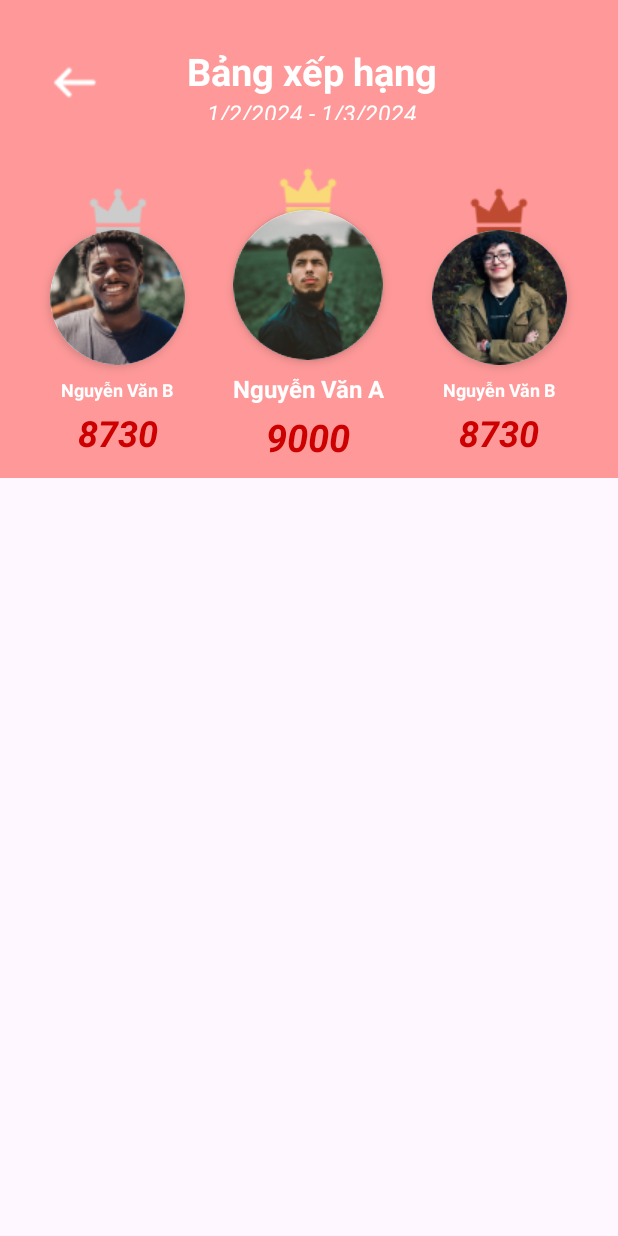
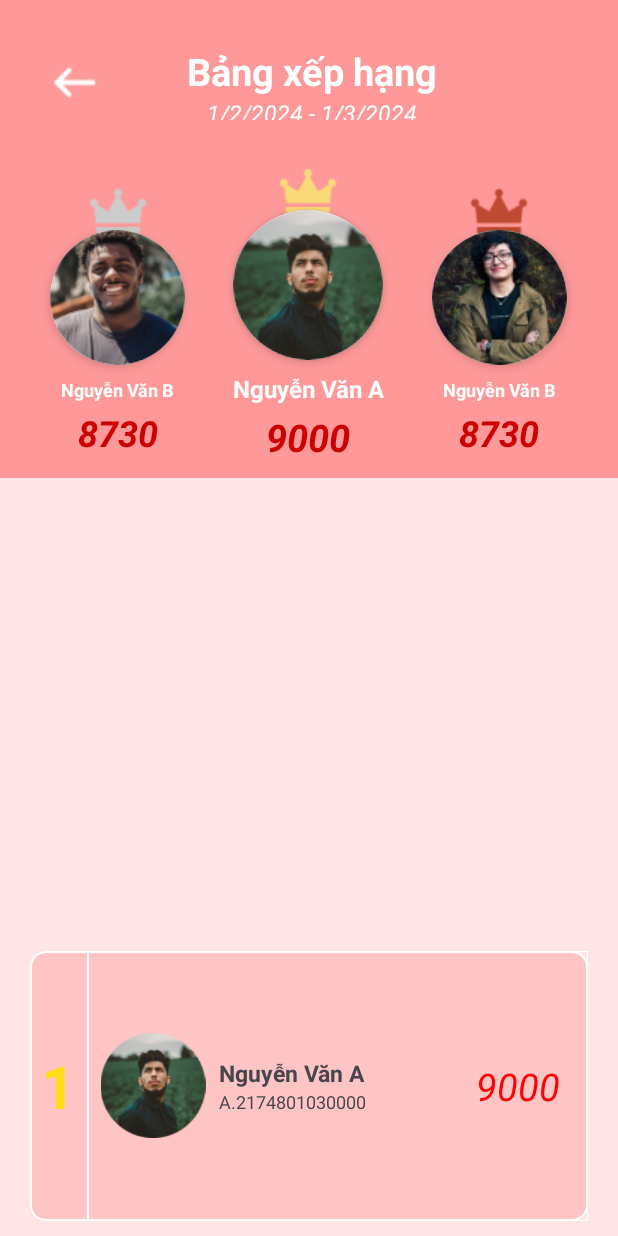
Before and after one commit to LDK3012/LangHex, an Android app: the LeaderboardActivity screen opened directly, with no data from a screen before it, on a phone screen of 412 x 824 dp. Run offline under Robolectric (Android 15) with nearby library versions, the phone set to English and light mode, and no system bars.

Commit message:
fixed arena layout and home layout

```diff
--- /dev/null
+++ b/app/src/main/res/drawable/leaderboard_item_custom.xml
@@ -0,0 +1,9 @@
+<?xml version="1.0" encoding="utf-8"?>
+<shape xmlns:android="http://schemas.android.com/apk/res/android">
+    <solid android:color="@android:color/transparent" />
+    <stroke
+        android:width="1dp"
+        android:color="#FFFFFF" />
+    <corners android:radius="10dp" /> <!-- Bo góc nhẹ -->
+    <solid android:color="#FFC5C5" />
+</shape>
--- /dev/null
+++ b/app/src/main/res/drawable/white_left_border.xml
@@ -0,0 +1,21 @@
+<?xml version="1.0" encoding="utf-8"?>
+<layer-list xmlns:android="http://schemas.android.com/apk/res/android">
+    <item>
+        <shape android:shape="rectangle">
+            <solid android:color="@android:color/transparent" />
+        </shape>
+    </item>
+
+    <!-- Layer viền bên trái -->
+    <item android:left="0dp"
+        android:right="-1dp"
+        android:top="-1dp"
+        android:bottom="-1dp"
+        >
+        <shape android:shape="rectangle">
+            <stroke
+                android:width="1dp"
+                android:color="#FFFFFF" />
+        </shape>
+    </item>
+</layer-list>
--- a/app/src/main/res/layout/activity_leaderboard.xml
+++ b/app/src/main/res/layout/activity_leaderboard.xml
@@ -6,6 +6,7 @@
     android:layout_height="match_parent"
     android:orientation="vertical"
     android:layout_gravity="center"
+    android:background="#FFE5E5"
     tools:context=".View.LeaderboardActivity">
 
 
@@ -75,7 +76,6 @@
                 android:layout_weight="1"
                 android:gravity="center"
                 android:orientation="vertical">
-
                 <ImageView
                     android:id="@+id/imgCrown1"
                     android:layout_width="wrap_content"
@@ -233,9 +233,7 @@
                     android:textSize="24sp"
                     android:textStyle="italic|bold" />
             </LinearLayout>
-
         </LinearLayout>
-
     </LinearLayout>
 
     <LinearLayout
@@ -243,15 +241,111 @@
         android:layout_height="match_parent"
         android:orientation="vertical">
 
-        <ListView
-            android:id="@+id/lstLeaderboard"
-            android:layout_width="match_parent"
+        <LinearLayout
+            android:layout_width="wrap_content"
             android:layout_height="wrap_content"
             android:layout_gravity="center"
             android:layout_marginLeft="20dp"
             android:layout_marginTop="15dp"
             android:layout_marginRight="20dp"
-            android:layout_marginBottom="100dp" />
+            android:orientation="vertical">
+
+            <ListView
+                android:id="@+id/lstLeaderboard"
+                android:layout_width="wrap_content"
+                android:layout_height="250dp"
+                android:layout_gravity="center"></ListView>
+        </LinearLayout>
+
+        <LinearLayout
+            android:layout_width="match_parent"
+            android:layout_height="match_parent"
+            android:paddingTop="10dp"
+            android:layout_gravity="center"
+            android:layout_marginTop="40dp"
+            android:orientation="vertical">
+
+            <LinearLayout
+                android:layout_width="match_parent"
+                android:layout_height="match_parent"
+                android:layout_marginLeft="20dp"
+                android:layout_marginRight="20dp"
+                android:layout_marginBottom="10dp"
+                android:background="@drawable/leaderboard_item_custom"
+                android:weightSum="8">
+
+                <TextView
+                    android:id="@+id/textView14"
+                    android:layout_width="wrap_content"
+                    android:layout_height="wrap_content"
+                    android:layout_gravity="center"
+                    android:layout_weight="1"
+                    android:gravity="center"
+                    android:text="1"
+                    android:textColor="#FFDC15"
+                    android:textSize="40dp"
+                    android:textStyle="bold" />
+
+                <LinearLayout
+                    android:layout_width="wrap_content"
+                    android:layout_height="match_parent"
+                    android:gravity="center"
+                    android:background="@drawable/white_left_border"
+                    android:layout_weight="7"
+                    android:orientation="horizontal"
+                    android:weightSum="6">
+
+
+                    <ImageView
+                        android:id="@+id/imageView3"
+                        android:layout_width="70dp"
+                        android:layout_height="70dp"
+                        android:layout_weight="1"
+                        app:srcCompat="@drawable/avatar" />
+
+                    <LinearLayout
+                        android:layout_width="wrap_content"
+                        android:layout_height="wrap_content"
+                        android:layout_gravity="center"
+                        android:layout_weight="3"
+                        android:orientation="vertical"
+                        android:weightSum="2">
+
+                        <TextView
+                            android:id="@+id/txt1stName"
+                            android:layout_width="wrap_content"
+                            android:layout_height="wrap_content"
+                            android:layout_weight="1"
+                            android:gravity="bottom"
+                            android:text="Nguyễn Văn A"
+                            android:textSize="15dp"
+                            android:textStyle="bold" />
+
+                        <TextView
+                            android:id="@+id/txt1stCode"
+                            android:layout_width="wrap_content"
+                            android:layout_height="wrap_content"
+                            android:layout_weight="1"
+                            android:text="A.2174801030000"
+                            android:textSize="12dp" />
+                    </LinearLayout>
+
+                    <TextView
+                        android:id="@+id/txt1stPoint"
+                        android:layout_width="wrap_content"
+                        android:layout_height="wrap_content"
+                        android:layout_weight="2"
+                        android:gravity="center"
+                        android:text="9000"
+                        android:textColor="#FF0004"
+                        android:textSize="25dp"
+                        android:textStyle="italic" />
+
+
+                </LinearLayout>
+            </LinearLayout>
+        </LinearLayout>
+
     </LinearLayout>
 
 
```
Also changed, not shown: app/src/main/res/layout/activity_main.xml (+4 -3 lines), app/src/main/res/layout/fragment_arena.xml (+21 -24 lines), app/src/main/res/layout/fragment_home_fragement.xml (+17 -37 lines).
